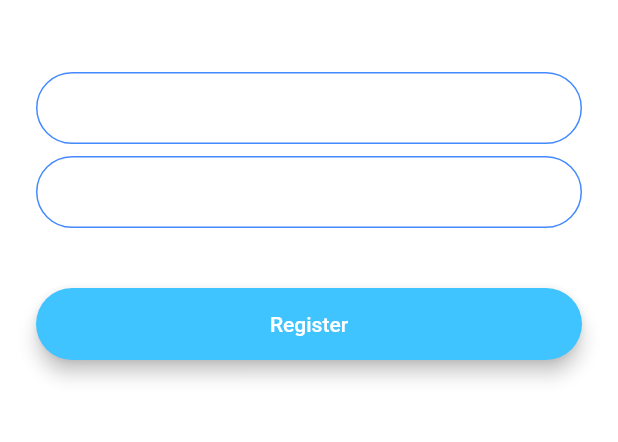
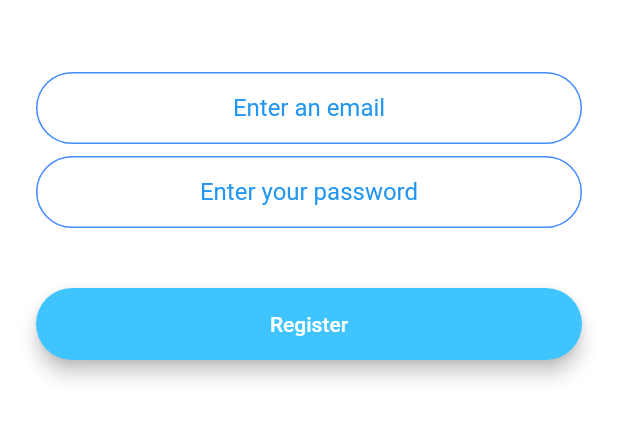
Before and after one commit to Hari25483/Flutter, a Flutter app: the RegistrationScreen screen opened by its route, after a tap on "Register", on a phone screen of 412 x 824 dp, the part 576-1018 px from its top. Run offline on Flutter 3.47's test engine with Material 2 defaults, Android fonts, the phone set to English and light mode, and no system bars; drawn by our look-alikes of modal_progress_hud_nsn; our stand-ins replace animated_text_kit, audioplayers, cloud_firestore, firebase_auth, firebase_core, firebase_database and 6 more; missing offline and left inert: dart:ffi; accounts and stored records are empty.

Commit message:
Add email input hint

```diff
--- a/flash-chat/lib/screens/chat_screen.dart
+++ b/flash-chat/lib/screens/chat_screen.dart
@@ -35,7 +35,7 @@ Future<void> get_count() async {
 void get_suggestion(
     String text, String category, String uid_val, int count_val) async {
   String url =
-      'http://2216-34-133-184-168.ngrok.io/next_word?word=$text&uid=$uid_val&category=Plant&count=$count_val';
+      'http://a722-35-202-225-207.ngrok.io/next_word?word=$text&uid=$uid_val&category=Plant&count=$count_val';
   print(url);
   Response response = await get(Uri.parse(url));
   // '$url_base_path/next_word?word=$text,&uid=$uid_val&category=$category'
--- a/flash-chat/lib/screens/chat_screen_pesticide.dart
+++ b/flash-chat/lib/screens/chat_screen_pesticide.dart
@@ -11,7 +11,7 @@ int count = 0;
 void get_suggestion(
     String text, String category, String uid_val, int count_val) async {
   String url =
-      'http://5a71-35-245-9-87.ngrok.io/next_word?word=$text&uid=$uid_val&category=Plant&count=$count_val';
+      'http://a722-35-202-225-207.ngrok.io/next_word?word=$text&uid=$uid_val&category=Plant&count=$count_val';
   print(url);
   Response response = await get(Uri.parse(url));
   // '$url_base_path/next_word?word=$text,&uid=$uid_val&category=$category'
--- a/flash-chat/lib/screens/registration_screen.dart
+++ b/flash-chat/lib/screens/registration_screen.dart
@@ -1,5 +1,6 @@
 import 'package:flash_chat/constants.dart';
 import 'package:flash_chat/screens/chat_screen.dart';
+import 'package:flash_chat/screens/login_screen.dart';
 import 'package:flutter/material.dart';
 import 'package:flash_chat/components/RoundedButton.dart';
 import 'package:firebase_auth/firebase_auth.dart';
@@ -47,8 +48,9 @@ class _RegistrationScreenState extends State<RegistrationScreen> {
                     email = value;
                     //Do something with the user input.
                   },
-                  decoration:
-                      kTextFieldDecoration.copyWith(hintText: 'Enter a email')),
+                  decoration: kTextFieldDecoration.copyWith(
+                      hintText: 'Enter an email',
+                      hintStyle: TextStyle(color: Colors.blue))),
               SizedBox(
                 height: 8.0,
               ),
@@ -62,7 +64,8 @@ class _RegistrationScreenState extends State<RegistrationScreen> {
                   password = value;
                 },
                 decoration: kTextFieldDecoration.copyWith(
-                    hintText: 'Enter your password'),
+                    hintText: 'Enter your password',
+                    hintStyle: TextStyle(color: Colors.blue)),
               ),
               SizedBox(
                 height: 24.0,
@@ -82,7 +85,7 @@ class _RegistrationScreenState extends State<RegistrationScreen> {
                         showSpinner = true;
                       });
                       if (newUser != null) {
-                        Navigator.pushNamed(context, ChatScreen.id);
+                        Navigator.pushNamed(context, LoginScreen.id);
                       }
                     } catch (e) {
                       print(e);
--- a/flash-chat/lib/screens/welcome_screen.dart
+++ b/flash-chat/lib/screens/welcome_screen.dart
@@ -72,7 +72,7 @@ class _WelcomeScreenState extends State<WelcomeScreen>
                   ),
                 ),
                 TypewriterAnimatedTextKit(
-                  text: ['Flash Chat'],
+                  text: ['Crop Advisor'],
                   textStyle: TextStyle(
                     fontSize: 40.0,
                     fontWeight: FontWeight.w900,
```
Also changed, not shown: flash-chat/lib/screens/login_screen.dart (+5 -3 lines), 3 other files.
